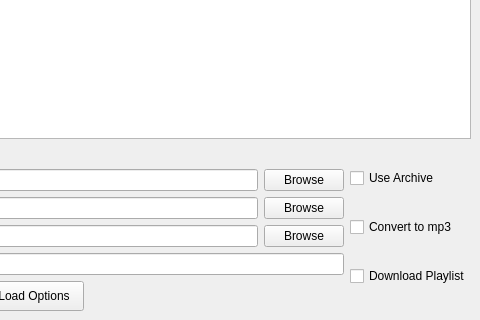
aidanprior/youtube-dl, file youtube_downloader/main.ui: the form before one commit; both pictures show x 649 to 1129 and y 420 to 740 of the 1129 by 740 pixel window.
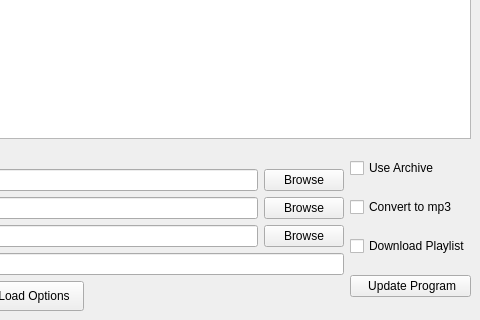
The form after the commit. Icons and pictures are not drawn.

Commit message: added update button, fixed argparse properly this time

```diff
--- a/youtube_downloader/main.ui
+++ b/youtube_downloader/main.ui
@@ -509,6 +509,13 @@
           </property>
          </widget>
         </item>
+        <item>
+         <widget class="QPushButton" name="pushButton">
+          <property name="text">
+           <string> Update Program</string>
+          </property>
+         </widget>
+        </item>
        </layout>
       </item>
      </layout>
```
The commit also changes 3 other files.
